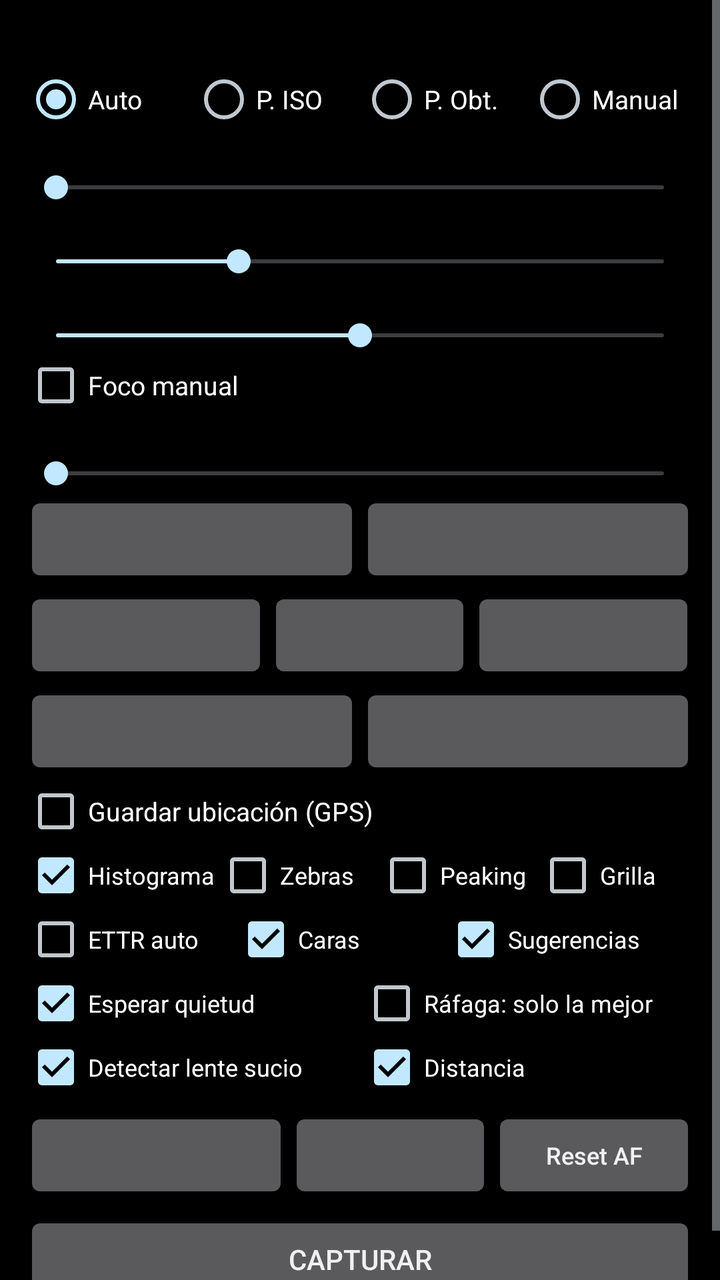
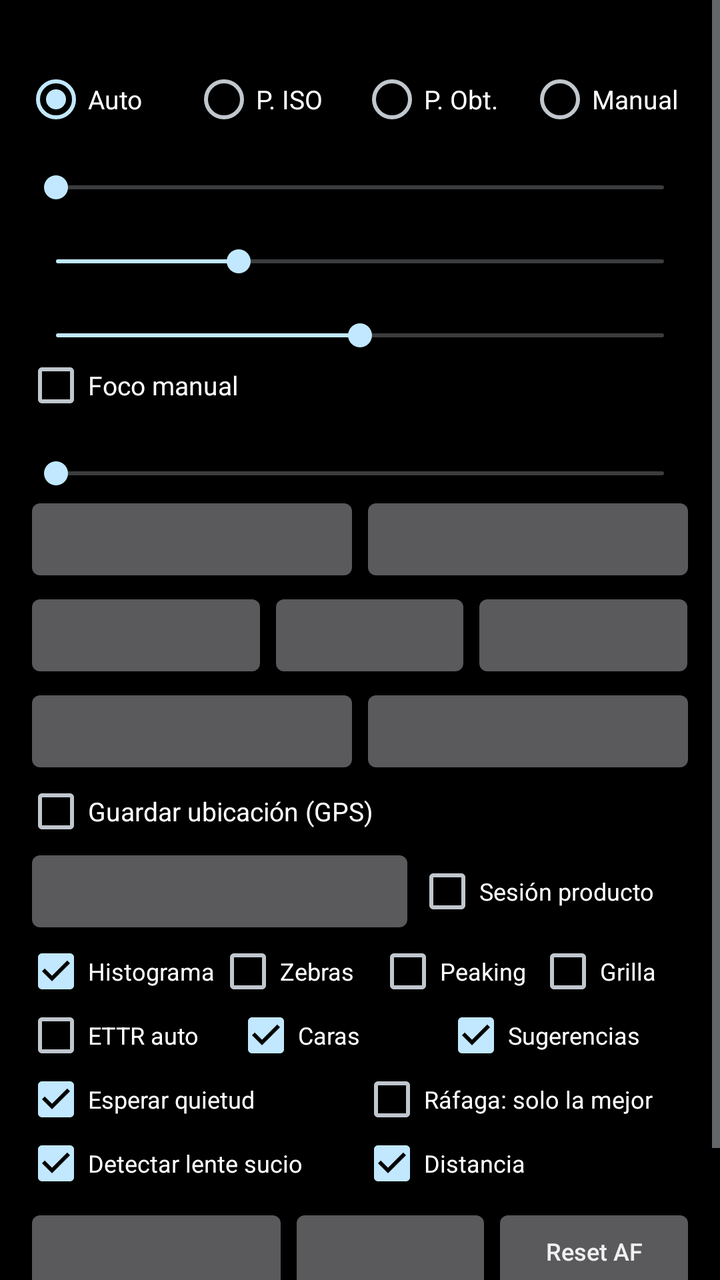

An Android layout rendered at two revisions. The XML below is the earlier revision; the diff shows what the commit changed to produce the second picture.
<!-- AndroidManifest.xml: application theme android:Theme.DeviceDefault.NoActionBar -->
<!-- res/layout/activity_main.xml -->
<?xml version="1.0" encoding="utf-8"?>
<LinearLayout xmlns:android="http://schemas.android.com/apk/res/android"
    android:layout_width="match_parent"
    android:layout_height="match_parent"
    android:background="#000000"
    android:orientation="vertical">

    <FrameLayout
        android:id="@+id/previewFrame"
        android:layout_width="match_parent"
        android:layout_height="0dp">

        <TextureView
            android:id="@+id/preview"
            android:layout_width="match_parent"
            android:layout_height="match_parent" />

        <dev.campa.rawcam.OverlayView
            android:id="@+id/overlay"
            android:layout_width="match_parent"
            android:layout_height="match_parent" />

        <View
            android:id="@+id/focusRing"
            android:layout_width="64dp"
            android:layout_height="64dp"
            android:layout_gravity="top|start"
            android:background="@drawable/focus_ring"
            android:visibility="gone" />

        <TextView
            android:id="@+id/lockBadge"
            android:layout_width="wrap_content"
            android:layout_height="wrap_content"
            android:layout_gravity="top|start"
            android:layout_margin="8dp"
            android:background="#FFD54F"
            android:paddingHorizontal="6dp"
            android:paddingVertical="2dp"
            android:text="AE/AF LOCK"
            android:textColor="#000000"
            android:textSize="12sp"
            android:visibility="gone" />

        <TextView
            android:id="@+id/distanceBadge"
            android:layout_width="wrap_content"
            android:layout_height="wrap_content"
            android:layout_gravity="top|end"
            android:layout_margin="8dp"
            android:background="#99000000"
            android:gravity="end"
            android:paddingHorizontal="6dp"
            android:paddingVertical="3dp"
            android:textColor="#FFFFFF"
            android:textSize="12sp"
            android:visibility="gone" />

        <TextView
            android:id="@+id/lensWarning"
            android:layout_width="wrap_content"
            android:layout_height="wrap_content"
            android:layout_gravity="top|center_horizontal"
            android:layout_marginTop="40dp"
            android:background="#E6D32F2F"
            android:paddingHorizontal="10dp"
            android:paddingVertical="6dp"
            android:textColor="#FFFFFF"
            android:textSize="13sp"
            android:visibility="gone" />

        <TextView
            android:id="@+id/suggestionChip"
            android:layout_width="wrap_content"
            android:layout_height="wrap_content"
            android:layout_gravity="top|center_horizontal"
            android:layout_marginTop="84dp"
            android:background="#E61565C0"
            android:paddingHorizontal="12dp"
            android:paddingVertical="8dp"
            android:textColor="#FFFFFF"
            android:textSize="13sp"
            android:visibility="gone" />

        <TextView
            android:id="@+id/astroBadge"
            android:layout_width="wrap_content"
            android:layout_height="wrap_content"
            android:layout_gravity="top|start"
            android:layout_marginStart="8dp"
            android:layout_marginTop="36dp"
            android:background="#CC1A237E"
            android:paddingHorizontal="8dp"
            android:paddingVertical="6dp"
            android:textColor="#FFFFFF"
            android:textSize="11sp"
            android:visibility="gone" />

        <TextView
            android:id="@+id/lensDebug"
            android:layout_width="wrap_content"
            android:layout_height="wrap_content"
            android:layout_gravity="bottom|end"
            android:layout_margin="8dp"
            android:background="#66000000"
            android:paddingHorizontal="4dp"
            android:textColor="#CCFFFFFF"
            android:textSize="10sp"
            android:visibility="gone" />

        <TextView
            android:id="@+id/countdownText"
            android:layout_width="wrap_content"
            android:layout_height="wrap_content"
            android:layout_gravity="center"
            android:shadowColor="#000000"
            android:shadowRadius="8"
            android:textColor="#FFFFFF"
            android:textSize="96sp"
            android:visibility="gone" />
    </FrameLayout>

    <ScrollView
        android:layout_width="match_parent"
        android:layout_height="0dp"
        android:layout_weight="1">

        <LinearLayout
            android:layout_width="match_parent"
            android:layout_height="wrap_content"
            android:orientation="vertical"
            android:padding="12dp">

            <TextView
                android:id="@+id/info"
                android:layout_width="wrap_content"
                android:layout_height="wrap_content"
                android:textColor="#FFFFFF"
                android:textSize="13sp" />

            <RadioGroup
                android:id="@+id/modeGroup"
                android:layout_width="match_parent"
                android:layout_height="wrap_content"
                android:layout_marginTop="4dp"
                android:checkedButton="@+id/modeAuto"
                android:orientation="horizontal">

                <RadioButton
                    android:id="@+id/modeAuto"
                    android:layout_width="0dp"
                    android:layout_height="wrap_content"
                    android:layout_weight="1"
                    android:text="Auto"
                    android:textColor="#FFFFFF"
                    android:textSize="13sp" />

                <RadioButton
                    android:id="@+id/modeIso"
                    android:layout_width="0dp"
                    android:layout_height="wrap_content"
                    android:layout_weight="1"
                    android:text="P. ISO"
                    android:textColor="#FFFFFF"
                    android:textSize="13sp" />

                <RadioButton
                    android:id="@+id/modeShutter"
                    android:layout_width="0dp"
                    android:layout_height="wrap_content"
                    android:layout_weight="1"
                    android:text="P. Obt."
                    android:textColor="#FFFFFF"
                    android:textSize="13sp" />

                <RadioButton
                    android:id="@+id/modeManual"
                    android:layout_width="0dp"
                    android:layout_height="wrap_content"
                    android:layout_weight="1"
                    android:text="Manual"
                    android:textColor="#FFFFFF"
                    android:textSize="13sp" />
            </RadioGroup>

            <TextView
                android:id="@+id/evLabel"
                android:layout_width="wrap_content"
                android:layout_height="wrap_content"
                android:textColor="#AAAAAA" />

            <SeekBar
                android:id="@+id/evBar"
                android:layout_width="match_parent"
                android:layout_height="wrap_content" />

            <TextView
                android:id="@+id/isoLabel"
                android:layout_width="wrap_content"
                android:layout_height="wrap_content"
                android:textColor="#AAAAAA" />

            <SeekBar
                android:id="@+id/isoBar"
                android:layout_width="match_parent"
                android:layout_height="wrap_content"
                android:max="1000"
                android:progress="300" />

            <TextView
                android:id="@+id/expLabel"
                android:layout_width="wrap_content"
                android:layout_height="wrap_content"
                android:textColor="#AAAAAA" />

            <SeekBar
                android:id="@+id/expBar"
                android:layout_width="match_parent"
                android:layout_height="wrap_content"
                android:max="1000"
                android:progress="500" />

            <CheckBox
                android:id="@+id/focusToggle"
                android:layout_width="wrap_content"
                android:layout_height="wrap_content"
                android:text="Foco manual"
                android:textColor="#FFFFFF"
                android:textSize="13sp" />

            <TextView
                android:id="@+id/focusLabel"
                android:layout_width="wrap_content"
                android:layout_height="wrap_content"
                android:textColor="#AAAAAA" />

            <SeekBar
                android:id="@+id/focusBar"
                android:layout_width="match_parent"
                android:layout_height="wrap_content"
                android:enabled="false"
                android:max="1000"
                android:progress="0" />

            <LinearLayout
                android:layout_width="match_parent"
                android:layout_height="wrap_content"
                android:orientation="horizontal">

                <Button
                    android:id="@+id/wbBtn"
                    android:layout_width="0dp"
                    android:layout_height="wrap_content"
                    android:layout_weight="1"
                    android:textAllCaps="false"
                    android:textSize="12sp" />

                <Button
                    android:id="@+id/lensBtn"
                    android:layout_width="0dp"
                    android:layout_height="wrap_content"
                    android:layout_weight="1"
                    android:textAllCaps="false"
                    android:textSize="12sp" />
            </LinearLayout>

            <LinearLayout
                android:layout_width="match_parent"
                android:layout_height="wrap_content"
                android:orientation="horizontal">

                <Button
                    android:id="@+id/formatBtn"
                    android:layout_width="0dp"
                    android:layout_height="wrap_content"
                    android:layout_weight="1.2"
                    android:textAllCaps="false"
                    android:textSize="12sp" />

                <Button
                    android:id="@+id/qualityBtn"
                    android:layout_width="0dp"
                    android:layout_height="wrap_content"
                    android:layout_weight="1"
                    android:textAllCaps="false"
                    android:textSize="12sp" />

                <Button
                    android:id="@+id/processBtn"
                    android:layout_width="0dp"
                    android:layout_height="wrap_content"
                    android:layout_weight="1.1"
                    android:textAllCaps="false"
                    android:textSize="12sp" />
            </LinearLayout>

            <LinearLayout
                android:layout_width="match_parent"
                android:layout_height="wrap_content"
                android:orientation="horizontal">

                <Button
                    android:id="@+id/intervalBtn"
                    android:layout_width="0dp"
                    android:layout_height="wrap_content"
                    android:layout_weight="1"
                    android:textAllCaps="false"
                    android:textSize="12sp" />

                <Button
                    android:id="@+id/shotsBtn"
                    android:layout_width="0dp"
                    android:layout_height="wrap_content"
                    android:layout_weight="1"
                    android:textAllCaps="false"
                    android:textSize="12sp" />
            </LinearLayout>

            <CheckBox
                android:id="@+id/locationToggle"
                android:layout_width="wrap_content"
                android:layout_height="wrap_content"
                android:text="Guardar ubicación (GPS)"
                android:textColor="#FFFFFF"
                android:textSize="13sp" />

            <TextView
                android:id="@+id/kelvinLabel"
                android:layout_width="wrap_content"
                android:layout_height="wrap_content"
                android:textColor="#AAAAAA"
                android:visibility="gone" />

            <SeekBar
                android:id="@+id/kelvinBar"
                android:layout_width="match_parent"
                android:layout_height="wrap_content"
                android:max="80"
                android:progress="35"
                android:visibility="gone" />

            <LinearLayout
                android:layout_width="match_parent"
                android:layout_height="wrap_content"
                android:orientation="horizontal">

                <CheckBox
                    android:id="@+id/histToggle"
                    android:layout_width="0dp"
                    android:layout_height="wrap_content"
                    android:layout_weight="1.2"
                    android:checked="true"
                    android:text="Histograma"
                    android:textColor="#FFFFFF"
                    android:textSize="12sp" />

                <CheckBox
                    android:id="@+id/zebraToggle"
                    android:layout_width="0dp"
                    android:layout_height="wrap_content"
                    android:layout_weight="1"
                    android:text="Zebras"
                    android:textColor="#FFFFFF"
                    android:textSize="12sp" />

                <CheckBox
                    android:id="@+id/peakToggle"
                    android:layout_width="0dp"
                    android:layout_height="wrap_content"
                    android:layout_weight="1"
                    android:text="Peaking"
                    android:textColor="#FFFFFF"
                    android:textSize="12sp" />

                <CheckBox
                    android:id="@+id/gridToggle"
                    android:layout_width="0dp"
                    android:layout_height="wrap_content"
                    android:layout_weight="1"
                    android:text="Grilla"
                    android:textColor="#FFFFFF"
                    android:textSize="12sp" />
            </LinearLayout>

            <LinearLayout
                android:layout_width="match_parent"
                android:layout_height="wrap_content"
                android:orientation="horizontal">

                <CheckBox
                    android:id="@+id/ettrToggle"
                    android:layout_width="0dp"
                    android:layout_height="wrap_content"
                    android:layout_weight="1"
                    android:text="ETTR auto"
                    android:textColor="#FFFFFF"
                    android:textSize="12sp" />

                <CheckBox
                    android:id="@+id/faceToggle"
                    android:layout_width="0dp"
                    android:layout_height="wrap_content"
                    android:layout_weight="1"
                    android:checked="true"
                    android:text="Caras"
                    android:textColor="#FFFFFF"
                    android:textSize="12sp" />

                <CheckBox
                    android:id="@+id/sceneToggle"
                    android:layout_width="0dp"
                    android:layout_height="wrap_content"
                    android:layout_weight="1.2"
                    android:checked="true"
                    android:text="Sugerencias"
                    android:textColor="#FFFFFF"
                    android:textSize="12sp" />
            </LinearLayout>

            <LinearLayout
                android:layout_width="match_parent"
                android:layout_height="wrap_content"
                android:orientation="horizontal">

                <CheckBox
                    android:id="@+id/steadyToggle"
                    android:layout_width="0dp"
                    android:layout_height="wrap_content"
                    android:layout_weight="1"
                    android:checked="true"
                    android:text="Esperar quietud"
                    android:textColor="#FFFFFF"
                    android:textSize="12sp" />

                <CheckBox
                    android:id="@+id/bestToggle"
                    android:layout_width="0dp"
                    android:layout_height="wrap_content"
                    android:layout_weight="1"
                    android:text="Ráfaga: solo la mejor"
                    android:textColor="#FFFFFF"
                    android:textSize="12sp" />
            </LinearLayout>

            <LinearLayout
                android:layout_width="match_parent"
                android:layout_height="wrap_content"
                android:orientation="horizontal">

                <CheckBox
                    android:id="@+id/lensToggle"
                    android:layout_width="0dp"
                    android:layout_height="wrap_content"
                    android:layout_weight="1"
                    android:checked="true"
                    android:text="Detectar lente sucio"
                    android:textColor="#FFFFFF"
                    android:textSize="12sp" />

                <CheckBox
                    android:id="@+id/distanceToggle"
                    android:layout_width="0dp"
                    android:layout_height="wrap_content"
                    android:layout_weight="1"
                    android:checked="true"
                    android:text="Distancia"
                    android:textColor="#FFFFFF"
                    android:textSize="12sp" />
            </LinearLayout>

            <LinearLayout
                android:layout_width="match_parent"
                android:layout_height="wrap_content"
                android:layout_marginTop="4dp"
                android:orientation="horizontal">

                <Button
                    android:id="@+id/driveBtn"
                    android:layout_width="0dp"
                    android:layout_height="wrap_content"
                    android:layout_weight="1.3"
                    android:textAllCaps="false"
                    android:textSize="12sp" />

                <Button
                    android:id="@+id/timerBtn"
                    android:layout_width="0dp"
                    android:layout_height="wrap_content"
                    android:layout_weight="1"
                    android:textAllCaps="false"
                    android:textSize="12sp" />

                <Button
                    android:id="@+id/resetBtn"
                    android:layout_width="0dp"
                    android:layout_height="wrap_content"
                    android:layout_weight="1"
                    android:text="Reset AF"
                    android:textAllCaps="false"
                    android:textSize="12sp" />
            </LinearLayout>

            <Button
                android:id="@+id/shutter"
                android:layout_width="match_parent"
                android:layout_height="wrap_content"
                android:layout_marginTop="4dp"
                android:text="Capturar" />
        </LinearLayout>
    </ScrollView>
</LinearLayout>
<!-- resources referenced by this layout -->
<resources>
  <!-- drawable focus_ring (drawable) -->
  <?xml version="1.0" encoding="utf-8"?>
  <shape xmlns:android="http://schemas.android.com/apk/res/android"
      android:shape="rectangle">
      <stroke
          android:width="2dp"
          android:color="#FFD54F" />
      <corners android:radius="6dp" />
  </shape>
</resources>

<!-- the commit's change to res/layout/activity_main.xml (unified diff, before → after) -->
@@ -324,6 +324,30 @@
                 android:textColor="#FFFFFF"
                 android:textSize="13sp" />
 
+            <LinearLayout
+                android:layout_width="match_parent"
+                android:layout_height="wrap_content"
+                android:gravity="center_vertical"
+                android:orientation="horizontal">
+
+                <Button
+                    android:id="@+id/guideBtn"
+                    android:layout_width="0dp"
+                    android:layout_height="wrap_content"
+                    android:layout_weight="1.4"
+                    android:textAllCaps="false"
+                    android:textSize="12sp" />
+
+                <CheckBox
+                    android:id="@+id/sessionToggle"
+                    android:layout_width="0dp"
+                    android:layout_height="wrap_content"
+                    android:layout_weight="1"
+                    android:text="Sesión producto"
+                    android:textColor="#FFFFFF"
+                    android:textSize="12sp" />
+            </LinearLayout>
+
             <TextView
                 android:id="@+id/kelvinLabel"
                 android:layout_width="wrap_content"
